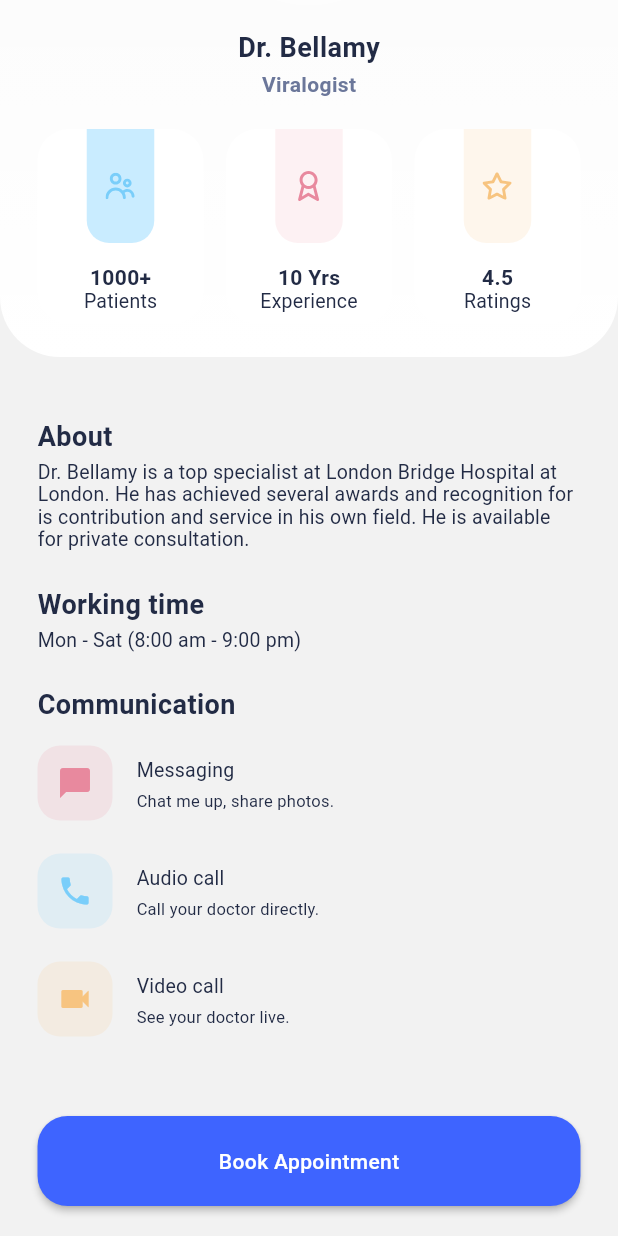
After one commit to Lyba97/doctorhub, a Flutter app: the DoctorDetails screen opened directly with sample values from the repository, scrolled down 246 dp, after a tap on "Book Appointment", on a phone screen of 412 x 824 dp. The commit adds this screen. Run offline on Flutter 3.47's test engine with Material 2 defaults, Android fonts, the phone set to English and light mode, and no system bars; our stand-ins replace flutter_svg, get, palette_generator.

Commit message:
added doctor details

```diff
--- a/lib/design_system/styles.dart
+++ b/lib/design_system/styles.dart
@@ -9,6 +9,7 @@ TextStyle bold36 = const TextStyle(
 TextStyle bold18 = const TextStyle(
     fontWeight: FontWeight.w700,
     fontSize: 18,
+   // height: 18 * 1.5,
     letterSpacing: 0.3,
     color: Colors.white);
 TextStyle bold16 = const TextStyle(
@@ -20,6 +21,7 @@ TextStyle bold16 = const TextStyle(
 TextStyle bold14 = const TextStyle(
     fontWeight: FontWeight.w700,
     fontSize: 14,
+    //height: 14 * 0.15,
     letterSpacing: 0.25,
     color: Colors.white);
 
--- /dev/null
+++ b/lib/screens/doctor_details.dart
@@ -0,0 +1,301 @@
+import 'package:doctorhub/design_system/colors.dart';
+import 'package:doctorhub/design_system/styles.dart';
+import 'package:doctorhub/models/doctor.dart';
+import 'package:flutter/material.dart';
+import 'package:flutter_svg/flutter_svg.dart';
+import 'package:get/get.dart';
+import 'package:palette_generator/palette_generator.dart';
+
+class DoctorDetails extends StatefulWidget {
+  final Doctor doctor;
+  const DoctorDetails({Key? key, required this.doctor}) : super(key: key);
+
+  @override
+  State<DoctorDetails> createState() => _DoctorDetailsState();
+}
+
+class _DoctorDetailsState extends State<DoctorDetails> {
+  late PaletteGenerator paletteGenerator;
+  Rect? region;
+
+  @override
+  void initState() {
+    paletteGenerator = PaletteGenerator.fromColors(
+        [PaletteColor(const Color(0xff000000), 10)]);
+    region = Offset.zero & const Size(110, 110);
+    _updatePaletteGenerator(region);
+    super.initState();
+  }
+
+  Future<void> _updatePaletteGenerator(Rect? newRegion) async {
+    paletteGenerator = await PaletteGenerator.fromImageProvider(
+      AssetImage(widget.doctor.img),
+      size: const Size(110, 110),
+      region: newRegion,
+      maximumColorCount: 20,
+    );
+    setState(() {});
+  }
+
+  @override
+  Widget build(BuildContext context) {
+    final PaletteGenerator paletteGen = paletteGenerator;
+    return Scaffold(
+      body: SingleChildScrollView(
+        child: Column(
+          children: [
+            Container(
+              padding: const EdgeInsets.symmetric(horizontal: 25),
+              decoration: BoxDecoration(
+                borderRadius: const BorderRadius.only(
+                    bottomRight: Radius.circular(40),
+                    bottomLeft: Radius.circular(40)),
+                gradient: LinearGradient(
+                    begin: Alignment.bottomCenter,
+                    end: Alignment.topCenter,
+                    colors: [
+                      paletteGen.lightMutedColor != null
+                          ? paletteGen.lightMutedColor!.color.withOpacity(0.05)
+                          : Colors.white,
+                      Colors.white.withOpacity(0.55)
+                    ]),
+              ),
+              child: Column(
+                children: [
+                  const SizedBox(
+                    height: 55,
+                  ),
+                  Row(
+                    mainAxisAlignment: MainAxisAlignment.spaceBetween,
+                    children: [
+                      InkWell(
+                        onTap: () {
+                          Get.back();
+                        },
+                        child: Container(
+                          padding: const EdgeInsets.all(6),
+                          decoration: BoxDecoration(
+                              border: Border.all(
+                                  color: cardColor5percent, width: 2),
+                              borderRadius: BorderRadius.circular(10)),
+                          child: const Icon(Icons.arrow_back),
+                        ),
+                      ),
+                      Container(
+                          padding: const EdgeInsets.all(6),
+                          decoration: BoxDecoration(
+                              border: Border.all(
+                                  color: cardColor5percent, width: 2),
+                              borderRadius: BorderRadius.circular(10)),
+                          child: const Icon(Icons.more_vert)),
+                    ],
+                  ),
+                  const SizedBox(height: 7),
+                  Container(
+                    padding: const EdgeInsets.all(4),
+                    decoration: BoxDecoration(
+                      color: Colors.white,
+                      borderRadius: BorderRadius.circular(60),
+                      gradient: LinearGradient(
+                          begin: Alignment.topCenter,
+                          end: Alignment.bottomCenter,
+                          colors: [
+                            paletteGen.lightMutedColor != null
+                                ? paletteGen.lightMutedColor!.color
+                                : Colors.white,
+                            Colors.white.withOpacity(0.55)
+                          ]),
+                      boxShadow: [
+                        BoxShadow(
+                          color: paletteGen.lightMutedColor != null
+                              ? paletteGen.lightMutedColor!.color
+                                  .withOpacity(0.5)
+                              : Colors.white,
+                          spreadRadius: 0,
+                          blurRadius: 30,
+                          offset:
+                              const Offset(0, 15), // changes position of shadow
+                        ),
+                      ],
+                    ),
+                    child: ClipRRect(
+                        borderRadius: BorderRadius.circular(60),
+                        child: Image.asset(
+                          widget.doctor.img,
+                          height: 110,
+                          width: 110,
+                        )),
+                  ),
+                  const SizedBox(height: 47),
+                  Text(
+                    widget.doctor.name,
+                    style: bold18.apply(color: textColor),
+                  ),
+                  const SizedBox(
+                    height: 6,
+                  ),
+                  Text(
+                    widget.doctor.speciality,
+                    style: bold14.apply(color: cardColor),
+                  ),
+                  Padding(
+                    padding: const EdgeInsets.symmetric(vertical: 22),
+                    child: Row(
+                      children: [
+                        Expanded(
+                            child: profileInfoCard(0xffC9ECFF,
+                                'assets/persons.svg', '1000+', 'Patients')),
+                        const SizedBox(
+                          width: 15,
+                        ),
+                        Expanded(
+                            child: profileInfoCard(
+                                0xffFDF1F3,
+                                'assets/badge.svg',
+                                '10 Yrs',
+                                'Experience'
+                                    '')),
+                        const SizedBox(
+                          width: 15,
+                        ),
+                        Expanded(
+                            child: profileInfoCard(0xffFEF6EC,
+                                'assets/star.svg', '4.5', 'Ratings')),
+                      ],
+                    ),
+                  ),
+                ],
+              ),
+            ),
+            const SizedBox(height: 42),
+            Container(
+              padding: const EdgeInsets.symmetric(horizontal: 25),
+              child: Column(
+                crossAxisAlignment: CrossAxisAlignment.start,
+                children: [
+                  Text('About', style: bold18.apply(color: textColor)),
+                  const SizedBox(height: 6),
+                  Text(
+                      '${widget.doctor.name} is a top specialist at London '
+                      'Bridge Hospital at London. He has achieved several '
+                      'awards and recognition for is contribution and service in his own field. He is available for private consultation.',
+                      style: regular10.apply(fontSizeFactor: 1.3)),
+                  const SizedBox(
+                    height: 25,
+                  ),
+                  Text('Working time', style: bold18.apply(color: textColor)),
+                  const SizedBox(height: 6),
+                  Text(
+                    'Mon - Sat (8:00 am - 9:00 pm)',
+                    style: regular10.apply(fontSizeFactor: 1.3),
+                  ),
+                  const SizedBox(
+                    height: 25,
+                  ),
+                  Text('Communication', style: bold18.apply(color: textColor)),
+                  const SizedBox(height: 6),
+                  communicationOption(0xffE8899E, Icons.messenger_rounded,
+                      'Messaging', 'Chat me up, share photos.'),
+                  communicationOption(0xff7ACEFA, Icons.phone, 'Audio call',
+                      'Call your doctor directly.'),
+                  communicationOption(0xffF7C480, Icons.videocam, 'Video call',
+                      'See your doctor live.'),
+                  const SizedBox(height: 42),
+                  MaterialButton(
+                    shape: RoundedRectangleBorder(
+                        borderRadius: BorderRadius.circular(20)),
+                    onPressed: () {},
+                    height: 60,
+                    minWidth: double.maxFinite,
+                    color: swatch[500],
+                    child: Text('Book Appointment', style: medium14.apply
+                      (color: Colors.white),),
+                  ),
+                  const SizedBox(
+                    height: 20,
+                  )
+                ],
+              ),
+            )
+          ],
+        ),
+      ),
+    );
+  }
+
+  Widget profileInfoCard(color, icon, title, subtitle) {
+    return Container(
+      padding: const EdgeInsets.symmetric(horizontal: 15),
+      height: 130,
+      decoration: BoxDecoration(
+          color: Colors.white, borderRadius: BorderRadius.circular(21)),
+      child: Column(
+        mainAxisAlignment: MainAxisAlignment.end,
+        children: [
+          Expanded(
+              child: Container(
+            width: 45,
+            decoration: BoxDecoration(
+                color: Color(color),
+                borderRadius: const BorderRadius.only(
+                    bottomLeft: Radius.circular(15),
+                    bottomRight: Radius.circular(15))),
+            child: Padding(
+              padding: const EdgeInsets.all(8.0),
+              child: SizedBox(
+                  //   width: 20,
+                  child: FittedBox(
+                      fit: BoxFit.scaleDown,
+                      child: SvgPicture.asset(
+                        icon,
+                        height: 20,
+                        width: 20,
+                      ))),
+            ),
+          )),
+          const SizedBox(
+            height: 15,
+          ),
+          Text(
+            title,
+            style: bold14.apply(color: textColor),
+            overflow: TextOverflow.ellipsis,
+          ),
+          Text(
+            subtitle,
+            style: regular10.apply(fontSizeFactor: 1.3),
+            overflow: TextOverflow.ellipsis,
+          ),
+          const SizedBox(
+            height: 8,
+          )
+        ],
+      ),
+    );
+  }
+
+  Widget communicationOption(color, icon, title, subtitle) {
+    return ListTile(
+      contentPadding: EdgeInsets.zero,
+      leading: Container(
+        height: 50,
+        width: 50,
+        decoration: BoxDecoration(
+            borderRadius: BorderRadius.circular(15),
+            color: Color(color).withOpacity(0.15)),
+        child: Icon(
+          icon,
+          color: Color(color),
+        ),
+      ),
+      title: Text(
+        title,
+        style: regular10.apply(fontSizeFactor: 1.3),
+      ),
+      subtitle: Text(
+        subtitle,
+        style: regular10.apply(fontSizeFactor: 1.1),
+      ),
+    );
+  }
+}
--- a/lib/screens/doctors.dart
+++ b/lib/screens/doctors.dart
@@ -1,7 +1,9 @@
 import 'package:doctorhub/design_system/colors.dart';
 import 'package:doctorhub/design_system/styles.dart';
 import 'package:doctorhub/models/doctor.dart';
+import 'package:doctorhub/screens/doctor_details.dart';
 import 'package:flutter/material.dart';
+import 'package:get/get.dart';
 
 class Doctors extends StatelessWidget {
   const Doctors({Key? key}) : super(key: key);
@@ -19,12 +21,17 @@ class Doctors extends StatelessWidget {
             child: Row(
               mainAxisAlignment: MainAxisAlignment.spaceBetween,
               children: [
-                Container(
+                GestureDetector(
+                  onTap: (){
+                    Get.back();
+                  },
+                  child: Container(
                     padding: const EdgeInsets.all(6),
                     decoration: BoxDecoration(
                         border: Border.all(color: cardColor5percent, width: 2),
                         borderRadius: BorderRadius.circular(10)),
                     child: const Icon(Icons.arrow_back),
+                  ),
                 ),
                 Text(
                   'Doctors',
@@ -85,7 +92,11 @@ class Doctors extends StatelessWidget {
   }
 
   Widget doctorsCard(Doctor doctor) {
-    return Container(
+    return GestureDetector(
+     onTap: (){
+       Get.to(()=> DoctorDetails(doctor: doctor,));
+     },
+      child: Container(
         padding: const EdgeInsets.symmetric(vertical: 22),
         alignment: Alignment.center,
         child: Column(
@@ -127,6 +138,7 @@ class Doctors extends StatelessWidget {
               ),
             ],
             borderRadius: BorderRadius.circular(15)),
+      ),
     );
   }
 }
--- a/pubspec.yaml
+++ b/pubspec.yaml
@@ -36,6 +36,7 @@ dependencies:
   cupertino_icons: ^1.0.2
   flutter_svg: ^0.22.0
   get:
+  palette_generator: ^0.3.2
 
 dev_dependencies:
   flutter_test:
```
Also changed, not shown: assets/badge.svg (added), assets/persons.svg (added), assets/star.svg (added), pubspec.lock. Lines whose indentation alone changed are shown as unchanged.
